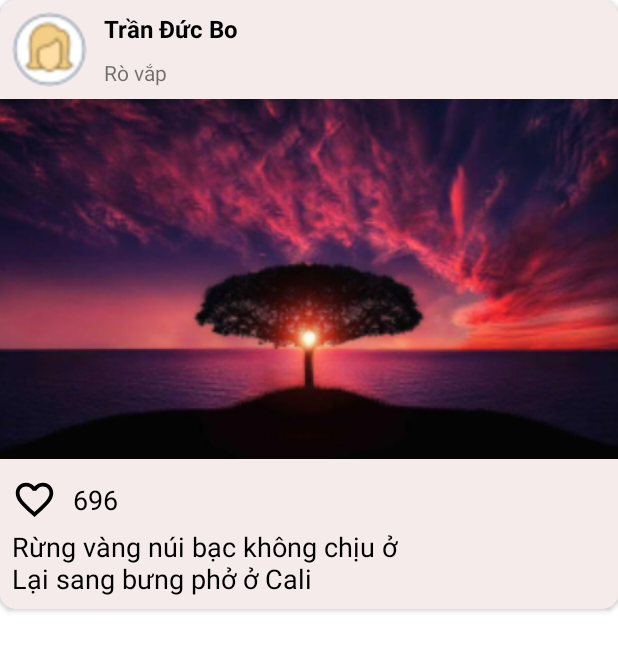
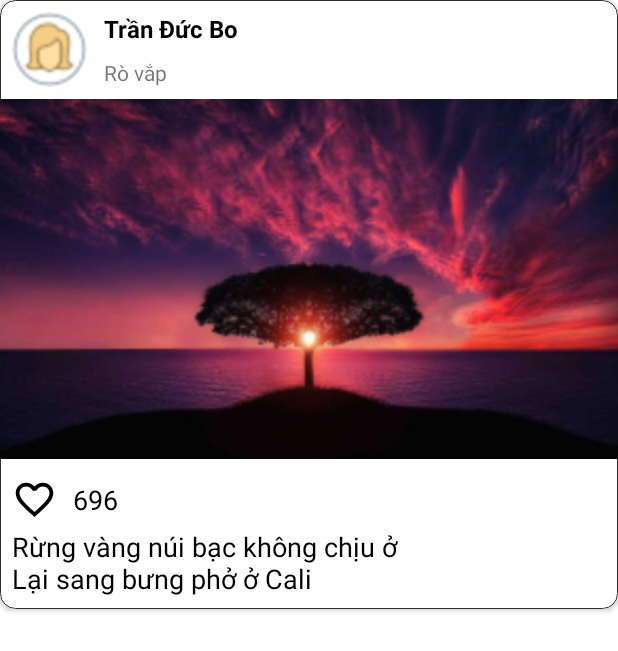
Before and after one commit to nubmaster-69/Android-Team-Project, an Android app: the layout layout_post.xml on its own in the app's theme, with its tools: preview values and no code run, on a phone screen of 412 x 824 dp. Shown: the top 651 px of the screen. Run offline under Robolectric (Android 15) with nearby library versions, the phone set to English and light mode, and no system bars; Roboto replaces fonts that are not available here.

Commit message:
add logo, change post bg and border

```diff
--- /dev/null
+++ b/app/src/main/res/drawable/layout_border.xml
@@ -0,0 +1,7 @@
+<?xml version="1.0" encoding="UTF-8"?>
+<shape xmlns:android="http://schemas.android.com/apk/res/android">
+    <solid android:color="#fefefe"/>
+    <stroke android:width="1px" android:color="#2e2e2e" />
+    <corners android:radius="10dp"/>
+    <padding android:left="0dp" android:top="0dp" android:right="0dp" android:bottom="0dp" />
+</shape>
--- a/app/src/main/res/layout/layout_post.xml
+++ b/app/src/main/res/layout/layout_post.xml
@@ -11,6 +11,7 @@
     <androidx.constraintlayout.widget.ConstraintLayout
         android:layout_width="match_parent"
         android:layout_height="match_parent"
+        android:background="@drawable/layout_border"
         android:paddingBottom="8dp">
 
         <de.hdodenhof.circleimageview.CircleImageView
```
Also changed, not shown: app/src/main/res/layout/fragment_new_feed.xml (+13 -11 lines), app/src/main/res/drawable/logo5.png (added).
